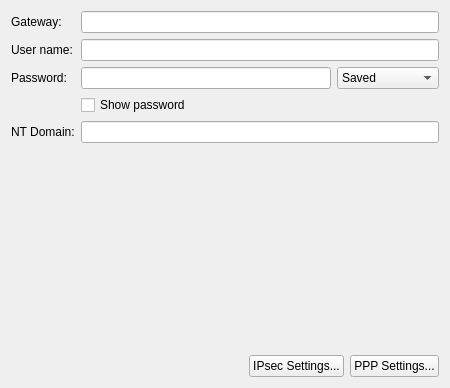
First picture: the form in vpn/l2tp/l2tp.ui, repository KDE/plasma-nm, before the edit.
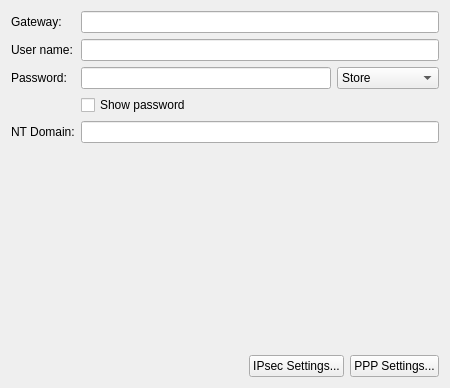
Second picture: the form after the edit. Custom widgets are drawn as their Qt base class.

Commit message: Be consistent when using a combobox to select between Store, AlwaysAsk and NotRequired store modes for secrets.

What changed in the file:
```diff
--- a/vpn/l2tp/l2tp.ui
+++ b/vpn/l2tp/l2tp.ui
@@ -51,7 +51,7 @@
       <widget class="QComboBox" name="cboUserPasswordType">
        <item>
         <property name="text">
-         <string>Saved</string>
+         <string>Store</string>
         </property>
        </item>
        <item>
```
The commit also changes 12 other files.
